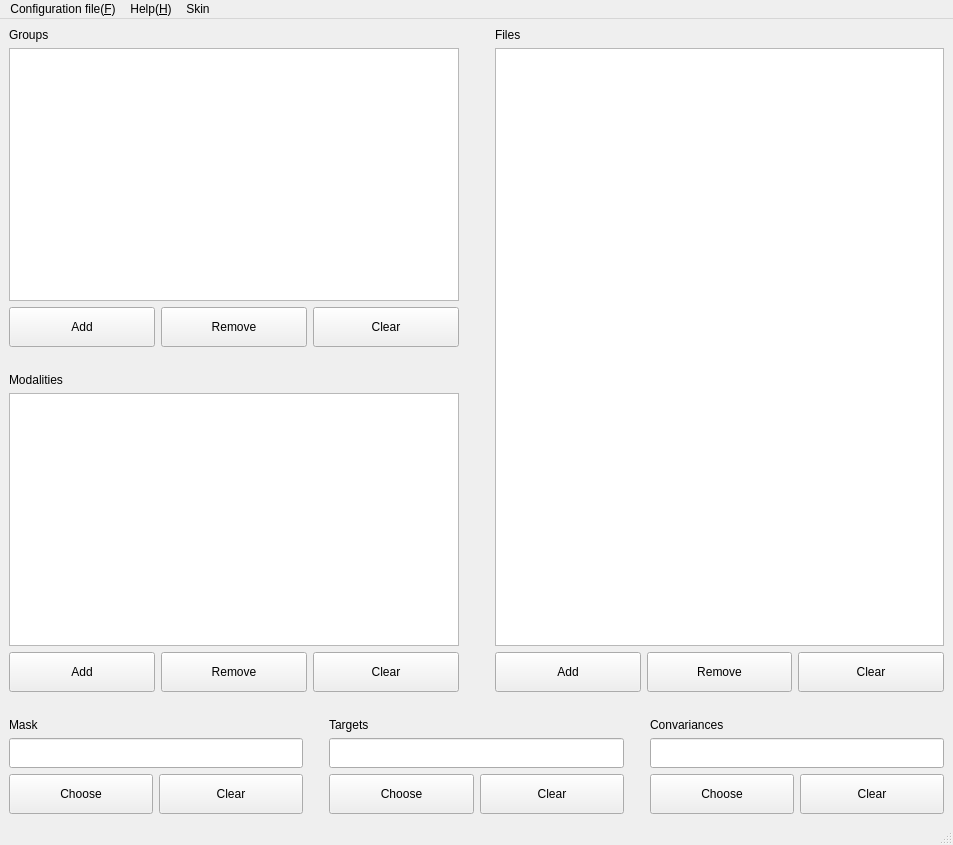
Before: the Qt Designer form eslearn/gui_test/easylearn_data_loading_gui.ui in easylearn-fmri/easylearn_dev, drawn with Qt 5.
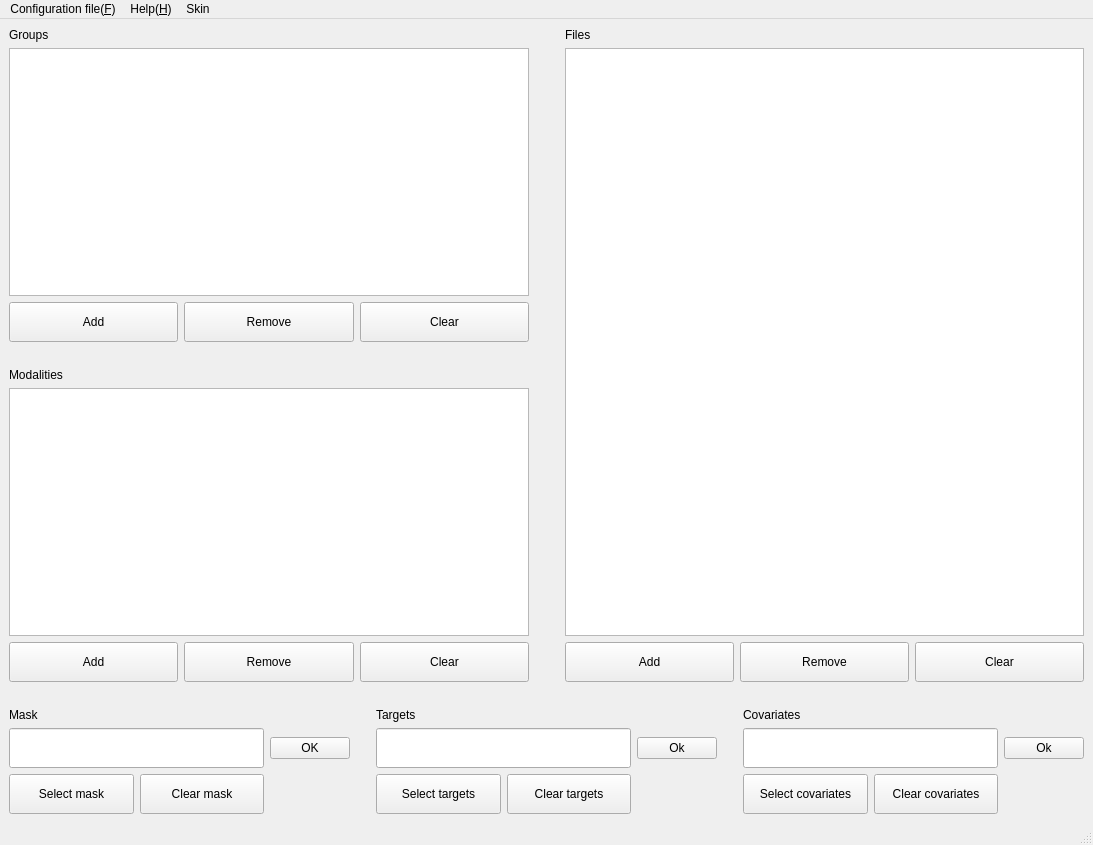
After: the same form once the commit is applied.

Commit message: easylearn:gui:data_loading:mask, targets and cov, skins

```diff
--- a/eslearn/gui_test/easylearn_data_loading_gui.ui
+++ b/eslearn/gui_test/easylearn_data_loading_gui.ui
@@ -6,7 +6,7 @@
    <rect>
     <x>0</x>
     <y>0</y>
-    <width>953</width>
+    <width>1093</width>
     <height>845</height>
    </rect>
   </property>
@@ -325,25 +325,25 @@
     <item row="2" column="0">
      <layout class="QHBoxLayout" name="horizontalLayout">
       <item>
-       <layout class="QVBoxLayout" name="verticalLayout_file_mask">
-        <item>
+       <layout class="QGridLayout" name="gridLayout_3">
+        <item row="1" column="0">
+         <widget class="QLineEdit" name="lineEdit_mask">
+          <property name="minimumSize">
+           <size>
+            <width>30</width>
+            <height>40</height>
+           </size>
+          </property>
+         </widget>
+        </item>
+        <item row="0" column="0">
          <widget class="QLabel" name="label_mask">
           <property name="text">
            <string>Mask</string>
           </property>
          </widget>
         </item>
-        <item>
-         <widget class="QLineEdit" name="lineEdit_mask">
-          <property name="minimumSize">
-           <size>
-            <width>30</width>
-            <height>30</height>
-           </size>
-          </property>
-         </widget>
-        </item>
-        <item>
+        <item row="2" column="0">
          <layout class="QHBoxLayout" name="file_btn_2">
           <item>
            <widget class="QPushButton" name="pushButton_chooseMask">
@@ -366,7 +366,7 @@
              <string>&lt;html&gt;&lt;head/&gt;&lt;body&gt;&lt;p&gt;push the button then close program&lt;/p&gt;&lt;/body&gt;&lt;/html&gt;</string>
             </property>
             <property name="text">
-             <string>Choose</string>
+             <string>Select mask</string>
             </property>
            </widget>
           </item>
@@ -385,12 +385,22 @@
              </size>
             </property>
             <property name="text">
-             <string>Clear</string>
+             <string>Clear mask</string>
             </property>
            </widget>
           </item>
          </layout>
         </item>
+        <item row="1" column="1">
+         <widget class="QPushButton" name="pushButton_mask">
+          <property name="styleSheet">
+           <string notr="true">gridline-color: qradialgradient(spread:pad, cx:0.5, cy:0.5, radius:0.5, fx:0.5, fy:0.5, stop:0 rgba(255, 255, 255, 255), stop:0.1 rgba(255, 255, 255, 255), stop:0.2 rgba(255, 176, 176, 167), stop:0.3 rgba(255, 151, 151, 92), stop:0.4 rgba(255, 125, 125, 51), stop:0.5 rgba(255, 76, 76, 205), stop:0.52 rgba(255, 76, 76, 205), stop:0.6 rgba(255, 180, 180, 84), stop:1 rgba(255, 255, 255, 0));</string>
+          </property>
+          <property name="text">
+           <string>OK</string>
+          </property>
+         </widget>
+        </item>
        </layout>
       </item>
       <item>
@@ -410,25 +420,15 @@
        </spacer>
       </item>
       <item>
-       <layout class="QVBoxLayout" name="verticalLayout_file_target">
-        <item>
+       <layout class="QGridLayout" name="gridLayout_4">
+        <item row="0" column="0">
          <widget class="QLabel" name="label_target">
           <property name="text">
            <string>Targets</string>
           </property>
          </widget>
         </item>
-        <item>
-         <widget class="QLineEdit" name="lineEdit_target">
-          <property name="minimumSize">
-           <size>
-            <width>30</width>
-            <height>30</height>
-           </size>
-          </property>
-         </widget>
-        </item>
-        <item>
+        <item row="3" column="0">
          <layout class="QHBoxLayout" name="file_btn_3">
           <item>
            <widget class="QPushButton" name="pushButton_chooseTarget">
@@ -451,7 +451,7 @@
              <string>&lt;html&gt;&lt;head/&gt;&lt;body&gt;&lt;p&gt;push the button then close program&lt;/p&gt;&lt;/body&gt;&lt;/html&gt;</string>
             </property>
             <property name="text">
-             <string>Choose</string>
+             <string>Select targets</string>
             </property>
            </widget>
           </item>
@@ -470,12 +470,29 @@
              </size>
             </property>
             <property name="text">
-             <string>Clear</string>
+             <string>Clear targets</string>
             </property>
            </widget>
           </item>
          </layout>
         </item>
+        <item row="2" column="0">
+         <widget class="QLineEdit" name="lineEdit_target">
+          <property name="minimumSize">
+           <size>
+            <width>30</width>
+            <height>40</height>
+           </size>
+          </property>
+         </widget>
+        </item>
+        <item row="2" column="1">
+         <widget class="QPushButton" name="pushButton_target">
+          <property name="text">
+           <string>Ok</string>
+          </property>
+         </widget>
+        </item>
        </layout>
       </item>
       <item>
@@ -495,25 +512,15 @@
        </spacer>
       </item>
       <item>
-       <layout class="QVBoxLayout" name="verticalLayout_file_covariance">
-        <item>
+       <layout class="QGridLayout" name="gridLayout_5">
+        <item row="0" column="0">
          <widget class="QLabel" name="label_covariance">
           <property name="text">
-           <string>Convariances</string>
+           <string>Covariates</string>
           </property>
          </widget>
         </item>
-        <item>
-         <widget class="QLineEdit" name="lineEdit_cov">
-          <property name="minimumSize">
-           <size>
-            <width>30</width>
-            <height>30</height>
-           </size>
-          </property>
-         </widget>
-        </item>
-        <item>
+        <item row="3" column="0">
          <layout class="QHBoxLayout" name="file_btn_4">
           <item>
            <widget class="QPushButton" name="pushButton_chooseCovariance">
@@ -536,7 +543,7 @@
              <string>&lt;html&gt;&lt;head/&gt;&lt;body&gt;&lt;p&gt;push the button then close program&lt;/p&gt;&lt;/body&gt;&lt;/html&gt;</string>
             </property>
             <property name="text">
-             <string>Choose</string>
+             <string>Select covariates</string>
             </property>
            </widget>
           </item>
@@ -555,12 +562,29 @@
              </size>
             </property>
             <property name="text">
-             <string>Clear</string>
+             <string>Clear covariates</string>
             </property>
            </widget>
           </item>
          </layout>
         </item>
+        <item row="2" column="0">
+         <widget class="QLineEdit" name="lineEdit_covariates">
+          <property name="minimumSize">
+           <size>
+            <width>30</width>
+            <height>40</height>
+           </size>
+          </property>
+         </widget>
+        </item>
+        <item row="2" column="1">
+         <widget class="QPushButton" name="pushButton_covariate">
+          <property name="text">
+           <string>Ok</string>
+          </property>
+         </widget>
+        </item>
        </layout>
       </item>
      </layout>
@@ -572,7 +596,7 @@
     <rect>
      <x>0</x>
      <y>0</y>
-     <width>953</width>
+     <width>1093</width>
      <height>26</height>
     </rect>
    </property>
```
Left out of the diff: 6 changed lines with no effect on the pictures. The commit also changes 10 other files.
